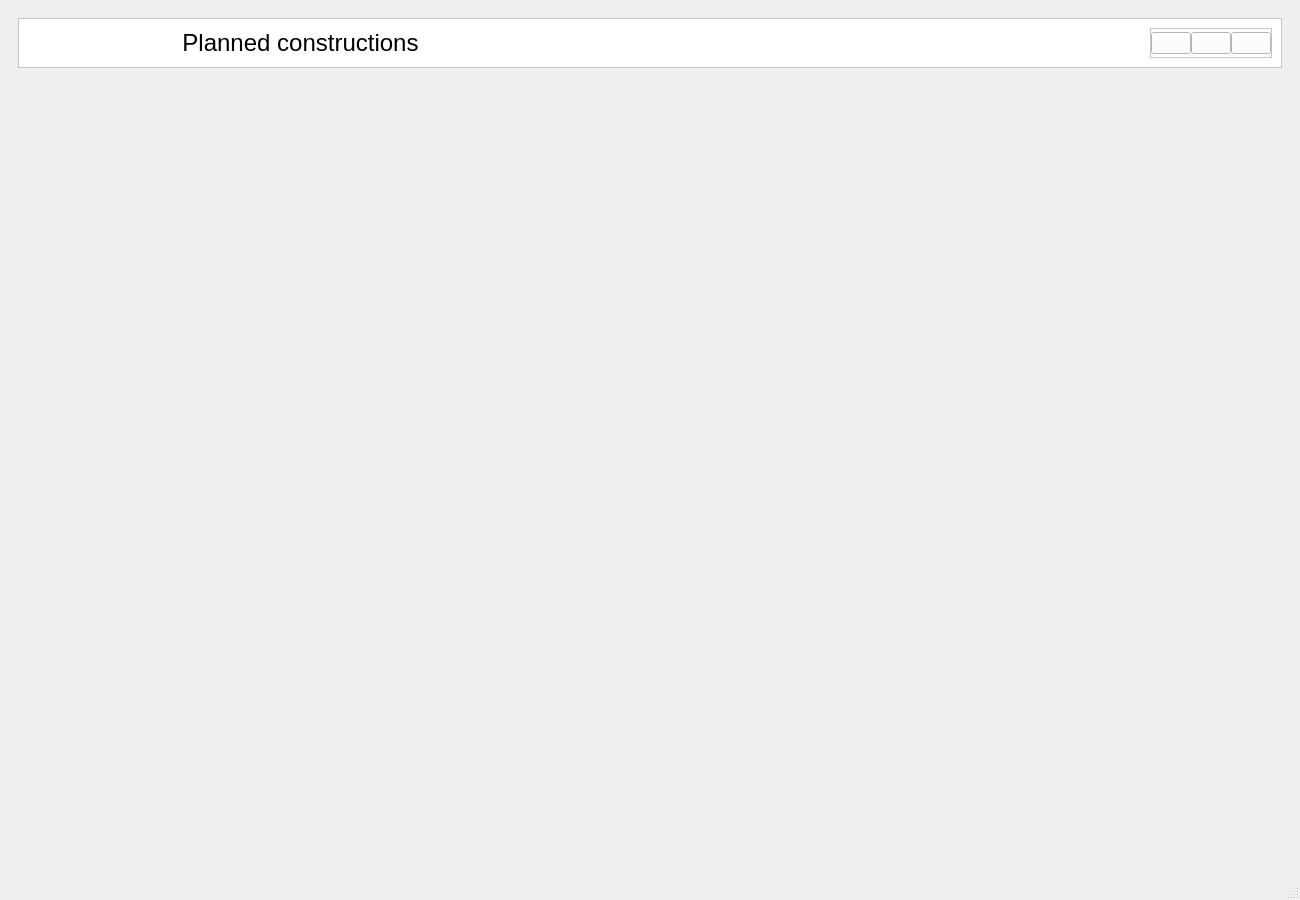
krzysiek-droid/Deki-Desktop-App, file DekiApp_pyqt5/Screens/inspectionPlannerWindow_UI.ui: the form before one commit.
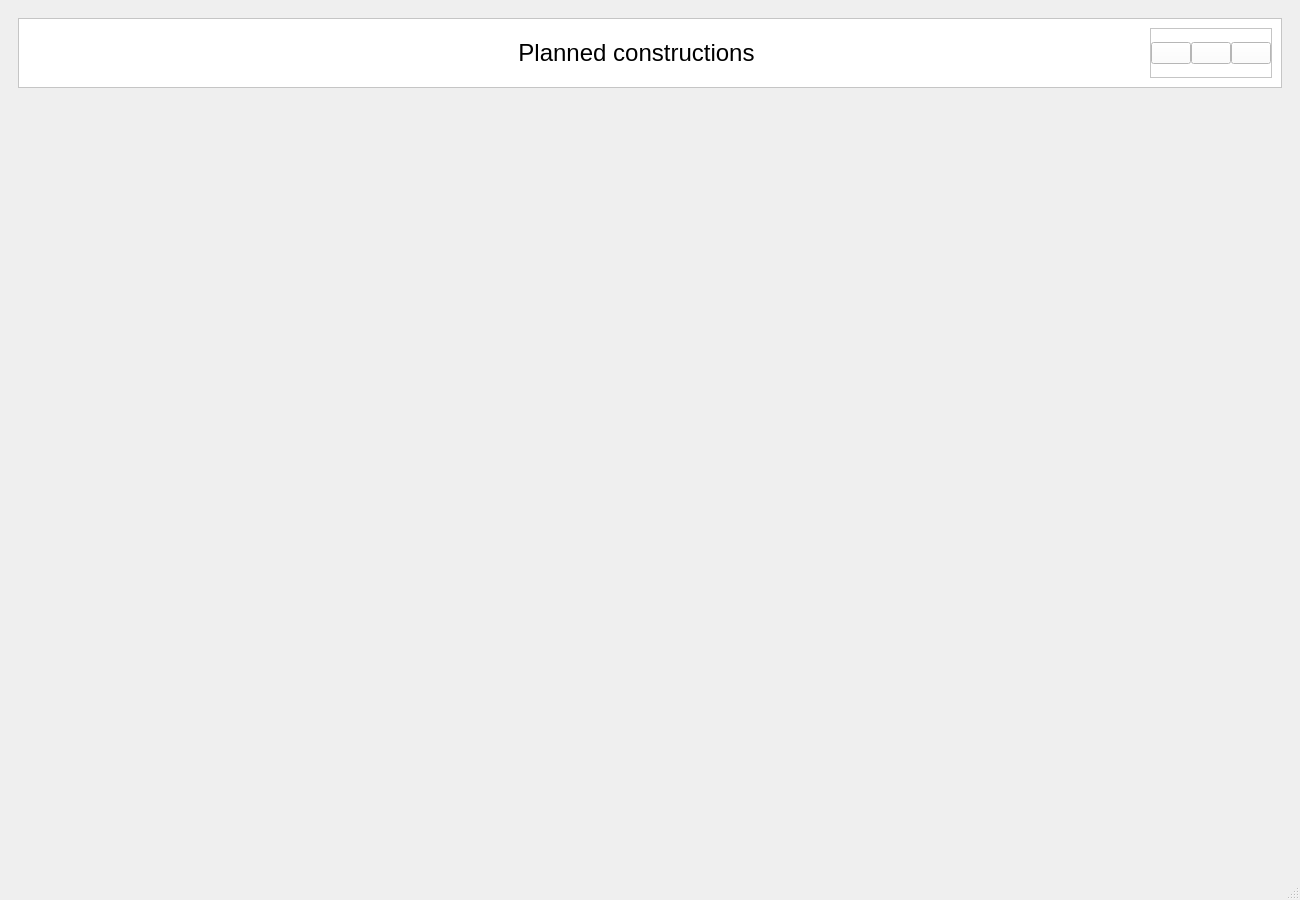
The form after the commit. Icons and pictures are not drawn.

The edit to the form file:
```diff
--- a/DekiApp_pyqt5/Screens/inspectionPlannerWindow_UI.ui
+++ b/DekiApp_pyqt5/Screens/inspectionPlannerWindow_UI.ui
@@ -12,8 +12,8 @@
   </property>
   <property name="minimumSize">
    <size>
-    <width>1300</width>
-    <height>900</height>
+    <width>0</width>
+    <height>0</height>
    </size>
   </property>
   <property name="windowTitle">
@@ -35,7 +35,7 @@
          <property name="minimumSize">
           <size>
            <width>0</width>
-           <height>50</height>
+           <height>70</height>
           </size>
          </property>
          <property name="styleSheet">
@@ -70,8 +70,8 @@
             </property>
            </widget>
           </item>
-          <item alignment="Qt::AlignLeft">
-           <widget class="QLabel" name="label_8">
+          <item alignment="Qt::AlignHCenter">
+           <widget class="QLabel" name="currentPageLabel">
             <property name="sizePolicy">
              <sizepolicy hsizetype="Expanding" vsizetype="Preferred">
               <horstretch>0</horstretch>
```
